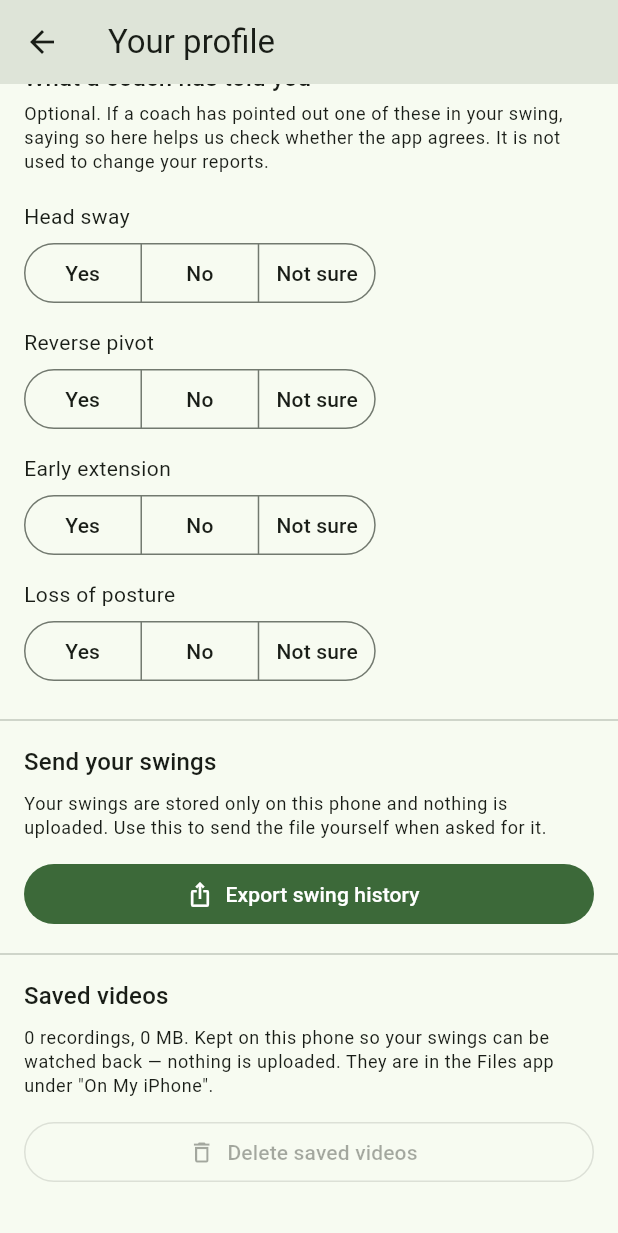
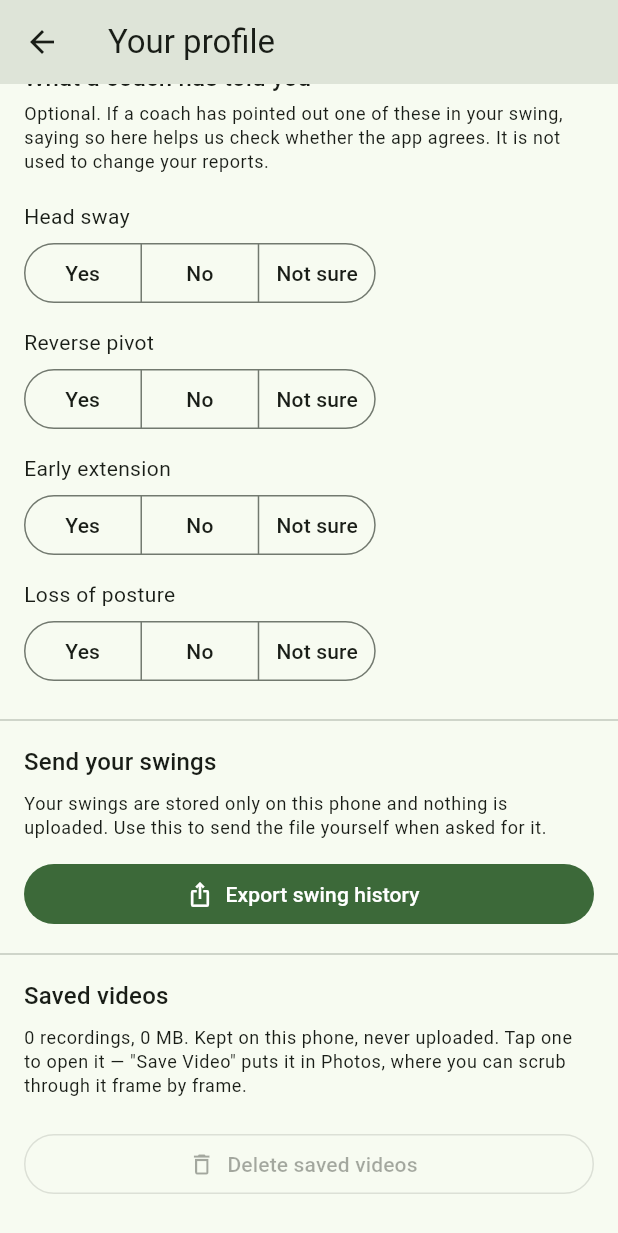
Before and after one commit to floresgl1/golf-swing-analyzer, a Flutter app: the ProfileScreen screen opened directly with empty values, scrolled down 160 dp, on a phone screen of 412 x 824 dp. Shown: the top 1233 px of the screen. Run offline on Flutter 3.47's test engine with Material 3 defaults, Android fonts, the phone set to English and light mode, and no system bars; our stand-ins replace camera, share_plus; missing offline and left inert: ffmpeg_kit_flutter_new, google_mlkit_pose_detection.

Commit message:
Share saved clips from the app; Files did not reach the golfer
Profile correctly reported "3 recordings, 18 MB" -- read straight off the
directory -- while the folder could not be found in Files at all. The
corpus file sits at the top level of that same Documents directory, so
this is not about clips being in a subfolder: the app's folder itself is
not appearing under On My iPhone.

Both file-sharing plist keys are verifiably in the shipped build (the
patcher asserts them after writing) and getApplicationDocumentsDirectory
verifiably maps to NSDocumentDirectory, so the cause is on the iOS side,
not in anything the app controls.

So rather than keep guessing at the Files browser, Profile > Saved videos
now lists each clip and shares it through the same sheet the corpus
export uses, anchored per-row so the popover rule that cost four builds
last time cannot bite again. The useful destination is "Save Video",
which puts the clip in Photos -- where there is a frame-accurate
scrubber. Reading a swing's timings means reading a scrubber, so that is
a better answer than Files was, not just a workaround.

Files stays as the second path. Two independent routes off the device is
what made the export recoverable when the share sheet broke.

Co-Authored-By: Claude Opus 5 <noreply@anthropic.com>
Claude-Session: https://claude.ai/code/session_01F8Kpd8ZVyHNQFvoCJumdFz

```diff
--- a/flutter_app/lib/src/ui/profile_screen.dart
+++ b/flutter_app/lib/src/ui/profile_screen.dart
@@ -34,10 +34,18 @@ class _ProfileScreenState extends State<ProfileScreen> {
   final GlobalKey _exportButtonKey = GlobalKey();
   bool _exporting = false;
 
-  /// Retained recordings: how many and how much space. Null until read.
-  int? _clipCount;
-  int? _clipBytes;
+  /// Retained recordings. Null until read — which is not the same as empty,
+  /// and a golfer told "0 videos" when the read failed would reasonably
+  /// conclude nothing was kept.
+  List<StoredClip>? _clips;
   bool _deletingClips = false;
+
+  /// Anchors each clip's share popover to the button that opened it.
+  final Map<String, GlobalKey> _clipKeys = {};
+
+  int get _clipCount => _clips?.length ?? 0;
+  int get _clipBytes =>
+      _clips?.fold<int>(0, (sum, c) => sum + c.sizeBytes) ?? 0;
 
   @override
   void initState() {
@@ -50,19 +58,40 @@ class _ProfileScreenState extends State<ProfileScreen> {
       final store = await ClipStore.forApp();
       final clips = await store.list();
       if (!mounted) return;
-      setState(() {
-        _clipCount = clips.length;
-        _clipBytes = clips.fold<int>(0, (sum, c) => sum + c.sizeBytes);
-      });
+      setState(() => _clips = clips);
     } catch (_) {
-      // Leave the figures unknown rather than claiming zero; a golfer told
-      // "0 MB" would reasonably conclude nothing was kept.
-      if (mounted) setState(() => _clipCount = null);
+      // Leave it unknown rather than claiming zero.
+      if (mounted) setState(() => _clips = null);
+    }
+  }
+
+  /// Share one clip, anchored to its own button.
+  ///
+  /// This exists because the Files route did not reach the golfer: the app
+  /// correctly reported "3 recordings, 18 MB" while the folder could not be
+  /// found in Files. Sharing to Photos gives a frame-accurate scrubber, which
+  /// is what reading a swing's timings actually needs.
+  Future<void> _shareClip(StoredClip clip) async {
+    final box = _clipKeys[clip.name]?.currentContext?.findRenderObject()
+        as RenderBox?;
+    final origin = shareOriginOrFallback(
+      box == null
+          ? null
+          : box.localToGlobal(Offset.zero) & box.size,
+      MediaQuery.of(context).size,
+    );
+    try {
+      await shareClip(clip, origin: origin);
+    } catch (error) {
+      if (!mounted) return;
+      ScaffoldMessenger.of(context).showSnackBar(
+        SnackBar(content: Text('Could not share ${clip.name}: $error')),
+      );
     }
   }
 
   Future<void> _deleteClips() async {
-    final count = _clipCount ?? 0;
+    final count = _clipCount;
     final confirmed = await showDialog<bool>(
       context: context,
       builder: (context) => AlertDialog(
@@ -256,22 +285,32 @@ class _ProfileScreenState extends State<ProfileScreen> {
           Padding(
             padding: const EdgeInsets.fromLTRB(16, 0, 16, 12),
             child: Text(
-              _clipCount == null
+              _clips == null
                   ? 'Every swing you record is kept on this phone so it can be '
                       'watched back. Nothing is uploaded.'
-                  : '${_clipCount!} recording${_clipCount == 1 ? '' : 's'}, '
-                      '${formatClipBytes(_clipBytes ?? 0)}. Kept on this phone '
-                      'so your swings can be watched back — nothing is '
-                      'uploaded. They are in the Files app under '
-                      '"On My iPhone".',
+                  : '$_clipCount recording${_clipCount == 1 ? '' : 's'}, '
+                      '${formatClipBytes(_clipBytes)}. Kept on this phone, '
+                      'never uploaded. Tap one to open it — "Save Video" puts '
+                      'it in Photos, where you can scrub through it frame by '
+                      'frame.',
               style: theme.textTheme.bodySmall,
             ),
           ),
+          for (final clip in _clips ?? const <StoredClip>[])
+            ListTile(
+              key: _clipKeys.putIfAbsent(clip.name, GlobalKey.new),
+              dense: true,
+              leading: const Icon(Icons.movie_outlined),
+              title: Text(clip.name, style: theme.textTheme.bodyMedium),
+              subtitle: Text(formatClipBytes(clip.sizeBytes)),
+              trailing: const Icon(Icons.ios_share),
+              onTap: () => _shareClip(clip),
+            ),
           Padding(
-            padding: const EdgeInsets.symmetric(horizontal: 16),
+            padding: const EdgeInsets.fromLTRB(16, 8, 16, 0),
             child: OutlinedButton.icon(
               onPressed:
-                  _deletingClips || (_clipCount ?? 0) == 0 ? null : _deleteClips,
+                  _deletingClips || _clipCount == 0 ? null : _deleteClips,
               icon: const Icon(Icons.delete_outline),
               label: Text(_deletingClips ? 'Deleting…' : 'Delete saved videos'),
             ),
```
Also changed, not shown: flutter_app/lib/src/services/clip_store.dart (+27 -0 lines), 1 other file.
